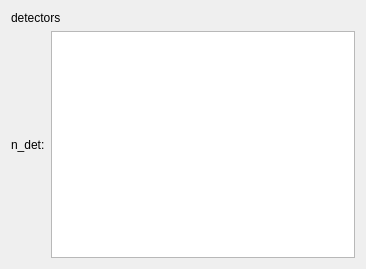
First picture: the form in GUI/designer/detectors_widget.ui, repository alsinmr/pyDR, before the edit.
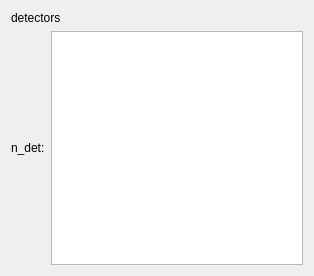
Second picture: the form after the edit.

Patch:
```diff
--- a/GUI/designer/detectors_widget.ui
+++ b/GUI/designer/detectors_widget.ui
@@ -6,8 +6,8 @@
    <rect>
     <x>0</x>
     <y>0</y>
-    <width>366</width>
-    <height>269</height>
+    <width>314</width>
+    <height>276</height>
    </rect>
   </property>
   <property name="windowTitle">
```
